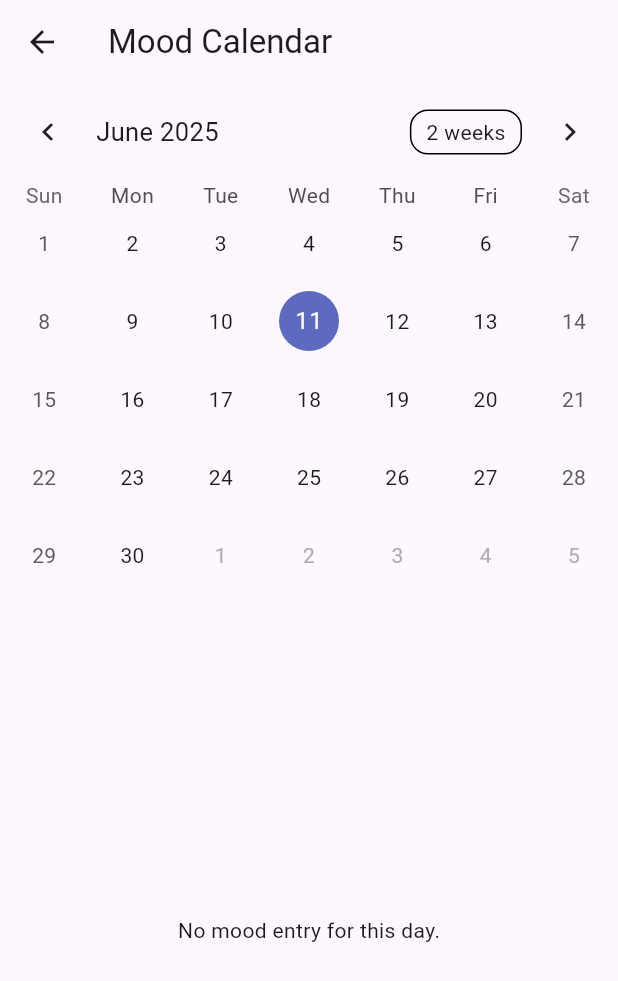
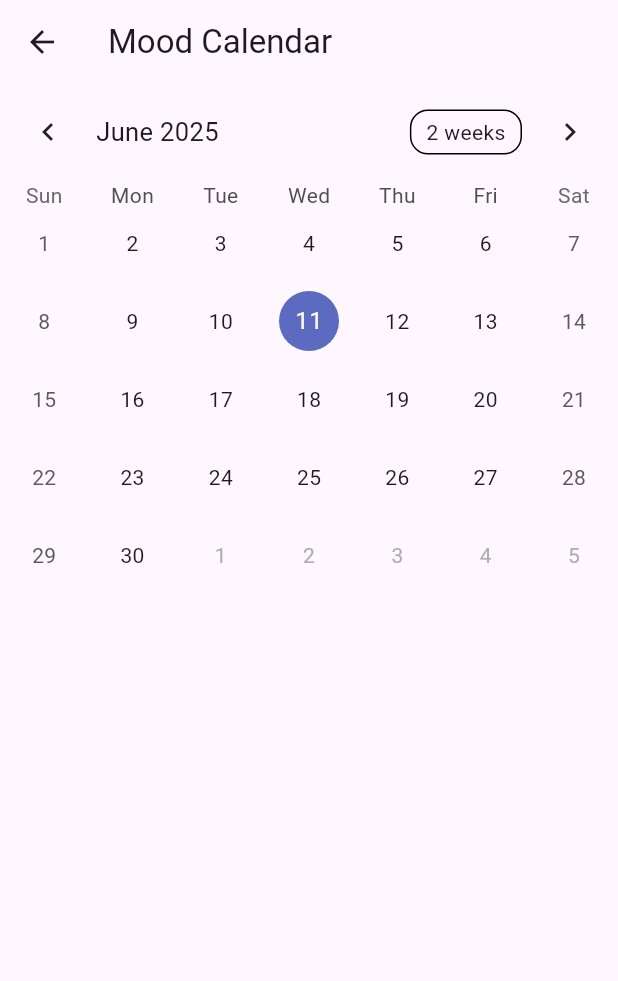
Before and after one commit to KabeloDev/mini_app, a Flutter app: the CalendarScreen screen opened directly with empty values, on a phone screen of 412 x 824 dp. Shown: the top 981 px of the screen. Run offline on Flutter 3.47's test engine with Material 3 defaults, Android fonts, the phone set to English and light mode, and no system bars; drawn by our look-alikes of table_calendar; our stand-ins replace fl_chart, flutter_bloc, flutter_local_notifications, go_router, permission_handler.

Commit message:
Calendar bloc integrated

```diff
--- a/lib/calendar.dart
+++ b/lib/calendar.dart
@@ -1,49 +1,79 @@
 import 'package:flutter/material.dart';
 import 'package:flutter_bloc/flutter_bloc.dart';
+import 'package:mini_app/calendar_cubit.dart';
 import 'package:mini_app/moodentry.dart';
 import 'package:table_calendar/table_calendar.dart';
-import 'calendar_cubit.dart'; // import your cubit here
 
-class CalendarScreen extends StatefulWidget {
+class CalendarScreen extends StatelessWidget {
   final List<MoodEntry> moodEntries;
 
   const CalendarScreen({super.key, required this.moodEntries});
 
   @override
-  State<CalendarScreen> createState() => _CalendarScreenState();
-}
+  Widget build(BuildContext context) {
+    DateTime focusedDay = DateTime.now();
+    DateTime selectedDay = focusedDay;
 
-class _CalendarScreenState extends State<CalendarScreen> {
-  DateTime _focusedDay = DateTime.now();
-  DateTime? _selectedDay;
-  List<MoodEntry> _selectedMoods = [];
+    return Scaffold(
+      appBar: AppBar(title: const Text('Mood Calendar')),
+      body: Column(
+        children: [
+          TableCalendar(
+            firstDay: DateTime(2020),
+            lastDay: DateTime(2030),
+            focusedDay: focusedDay,
+            selectedDayPredicate: (day) => isSameDay(selectedDay, day),
+            onDaySelected: (selDay, focDay) {
+              selectedDay = selDay;
+            },
+          ),
+          const SizedBox(height: 20),
+          Expanded(
+            child: ListView.builder(
+              itemCount: moodEntries.length,
+              itemBuilder: (context, index) {
+                final mood = moodEntries[index];
 
-  @override
-  void initState() {
-    super.initState();
-    _selectedDay = _focusedDay;
-    _updateMoodsForSelectedDay(_focusedDay);
+                return BlocBuilder<CalendarCubit, MoodEntry>(
+
+                  builder: (context, state) {
+                    final moodSelected = (state.date == mood.date &&
+                            state.timeOfDay == mood.timeOfDay)
+                        ? state
+                        : mood;
+
+                    return Card(
+                      margin:
+                          const EdgeInsets.symmetric(horizontal: 12, vertical: 6),
+                      child: ListTile(
+                        onTap: () => _editMoodEntry(context, moodSelected),
+                        title: Text('${moodSelected.mood} - ${moodSelected.timeOfDay}'),
+                        subtitle: Column(
+                          crossAxisAlignment: CrossAxisAlignment.start,
+                          children: [
+                            Text('Reason: ${moodSelected.reason}'),
+                            Text('Description: ${moodSelected.description}'),
+                          ],
+                        ),
+                      ),
+                    );
+                  },
+                );
+              },
+            ),
+          ),
+        ],
+      ),
+    );
   }
 
-  void _updateMoodsForSelectedDay(DateTime day) {
-    final dateOnly = DateTime(day.year, day.month, day.day);
-    setState(() {
-      _selectedMoods = widget.moodEntries.where((entry) {
-        return entry.date.year == dateOnly.year &&
-            entry.date.month == dateOnly.month &&
-            entry.date.day == dateOnly.day;
-      }).toList();
-    });
-  }
+  void _editMoodEntry(BuildContext context, MoodEntry mood) async {
+    final reasonController = TextEditingController();
+    final descriptionController = TextEditingController();
 
-  Future<void> _editMoodEntry(MoodEntry mood) async {
     final updatedMood = await showModalBottomSheet<MoodEntry>(
       context: context,
-      isScrollControlled: true,
       builder: (context) {
-        final reasonController = TextEditingController(text: mood.reason);
-        final descriptionController = TextEditingController(text: mood.description);
-
         return Padding(
           padding: EdgeInsets.only(
             bottom: MediaQuery.of(context).viewInsets.bottom,
@@ -57,17 +87,17 @@ class _CalendarScreenState extends State<CalendarScreen> {
               const SizedBox(height: 12),
               TextField(
                 controller: reasonController,
-                decoration: InputDecoration(labelText: 'Reason'),
+                decoration: const InputDecoration(labelText: 'Reason'),
               ),
               const SizedBox(height: 12),
               TextField(
                 controller: descriptionController,
-                decoration: InputDecoration(labelText: 'Description'),
+                decoration: const InputDecoration(labelText: 'Description'),
               ),
               const SizedBox(height: 20),
-              Center(
-                child: Padding(
-                  padding: const EdgeInsets.all(8.0),
+              Padding(
+                padding: const EdgeInsets.all(20.0),
+                child: Center(
                   child: ElevatedButton(
                     onPressed: () {
                       Navigator.pop(
@@ -81,7 +111,7 @@ class _CalendarScreenState extends State<CalendarScreen> {
                         ),
                       );
                     },
-                    child: Text('Save'),
+                    child: const Text('Save'),
                   ),
                 ),
               ),
@@ -93,70 +123,7 @@ class _CalendarScreenState extends State<CalendarScreen> {
     );
 
     if (updatedMood != null) {
-      // call cubit update with the new mood entry
       context.read<CalendarCubit>().updateMoodEntry(updatedMood);
     }
   }
-
-  @override
-  Widget build(BuildContext context) {
-    return BlocListener<CalendarCubit, MoodEntry>(
-      listener: (context, updatedEntry) {
-        // Update the list and UI when a mood entry is updated
-        final index = widget.moodEntries.indexWhere((e) =>
-            e.date == updatedEntry.date && e.timeOfDay == updatedEntry.timeOfDay);
-        if (index != -1) {
-          setState(() {
-            widget.moodEntries[index] = updatedEntry;
-            _updateMoodsForSelectedDay(_selectedDay!);
-          });
-        }
-      },
-      child: Scaffold(
-        appBar: AppBar(title: Text('Mood Calendar')),
-        body: Column(
-          children: [
-            TableCalendar(
-              firstDay: DateTime(2020),
-              lastDay: DateTime(2030),
-              focusedDay: _focusedDay,
-              selectedDayPredicate: (day) => isSameDay(_selectedDay, day),
-              onDaySelected: (selectedDay, focusedDay) {
-                setState(() {
-                  _selectedDay = selectedDay;
-                  _focusedDay = focusedDay;
-                });
-                _updateMoodsForSelectedDay(selectedDay);
-              },
-            ),
-            const SizedBox(height: 20),
-            Expanded(
-              child: _selectedMoods.isEmpty
-                  ? Center(child: Text('No mood entry for this day.'))
-                  : ListView.builder(
-                      itemCount: _selectedMoods.length,
-                      itemBuilder: (context, index) {
-                        final mood = _selectedMoods[index];
-                        return Card(
-                          margin: EdgeInsets.symmetric(horizontal: 12, vertical: 6),
-                          child: ListTile(
-                            onTap: () => _editMoodEntry(mood),
-                            title: Text('${mood.mood} - ${mood.timeOfDay}'),
-                            subtitle: Column(
-                              crossAxisAlignment: CrossAxisAlignment.start,
-                              children: [
-                                Text('Reason: ${mood.reason}'),
-                                Text('Description: ${mood.description}'),
-                              ],
-                            ),
-                          ),
-                        );
-                      },
-                    ),
-            ),
-          ],
-        ),
-      ),
-    );
-  }
 }
```
